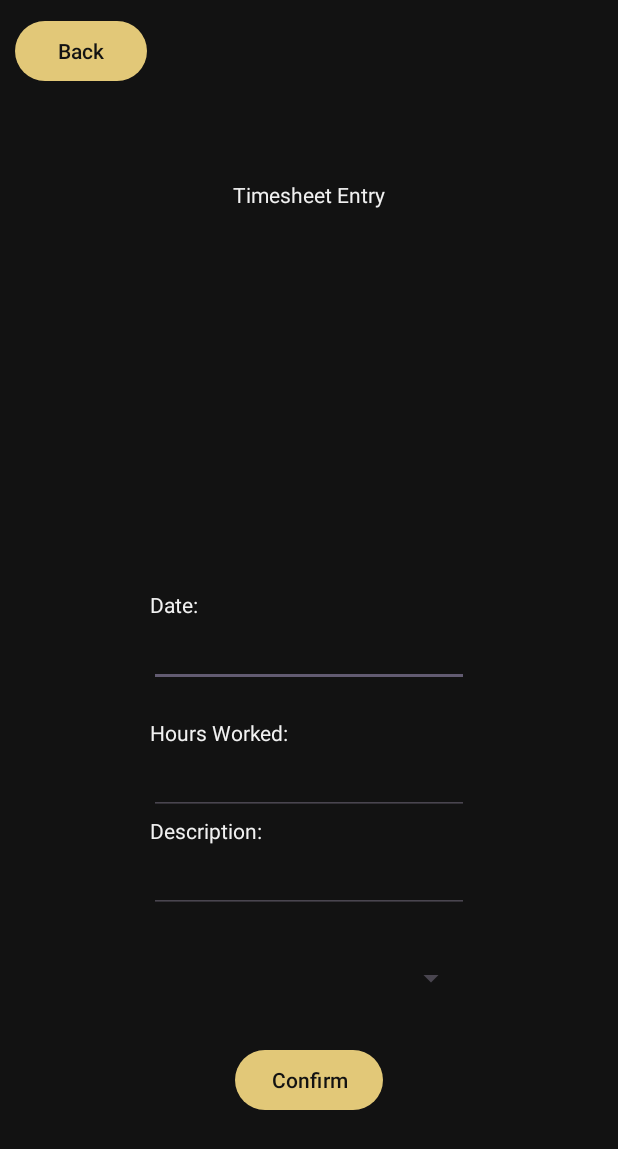
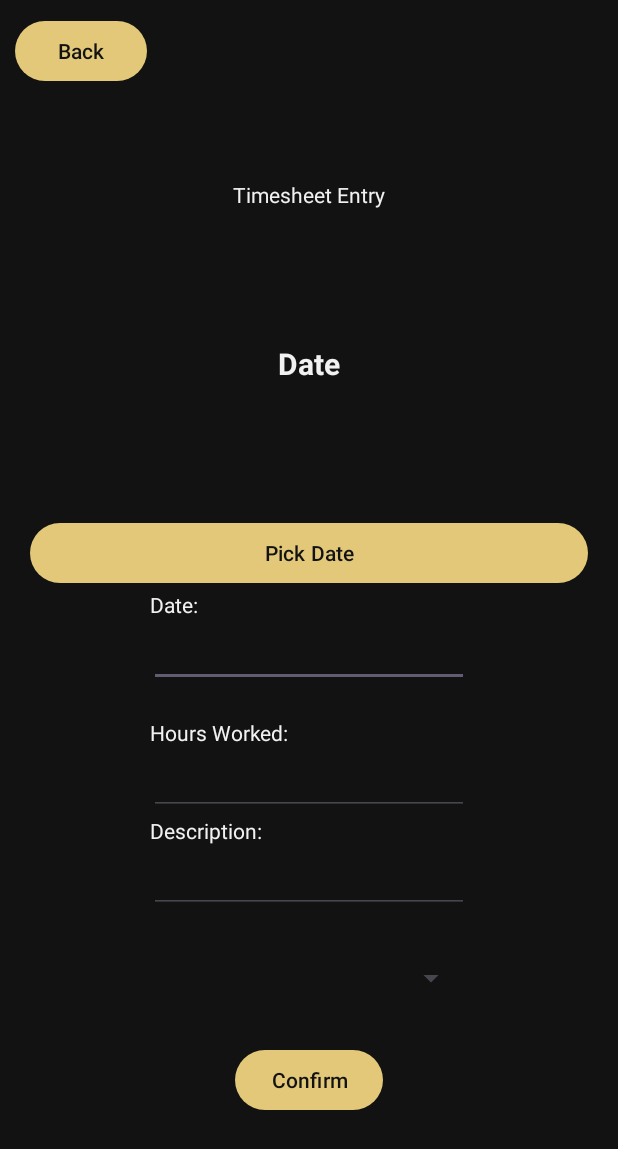
Before and after one commit to Thakshin4/Kronos, an Android app: the TimesheetActivity screen opened directly, with no data from a screen before it, on a phone screen of 412 x 824 dp. Shown: the top 1149 px of the screen. Run offline under Robolectric (Android 15) with nearby library versions, the phone set to English and light mode, and no system bars.

Commit message:
Added Datepicker For TimesheetActivity

```diff
--- a/app/src/main/java/com/st10083983/kronos/TimesheetActivity.kt
+++ b/app/src/main/java/com/st10083983/kronos/TimesheetActivity.kt
@@ -1,5 +1,6 @@
 package com.st10083983.kronos
 
+import android.app.DatePickerDialog
 import android.content.Intent
 import androidx.appcompat.app.AppCompatActivity
 import android.os.Bundle
@@ -7,17 +8,57 @@ import android.widget.ArrayAdapter
 import android.widget.Button
 import android.widget.EditText
 import android.widget.Spinner
+import android.widget.TextView
 import android.widget.Toast
 import java.util.Date
 import java.text.SimpleDateFormat
+import java.util.Calendar
 
 // ArrayList of KTimesheet Objects
 var arrEntries = arrayListOf<KTimesheet>()
 
 class TimesheetActivity : AppCompatActivity() {
+    lateinit var pickDateBtn: Button
+    lateinit var selectedDateTV: TextView
     override fun onCreate(savedInstanceState: Bundle?) {
         super.onCreate(savedInstanceState)
         setContentView(R.layout.activity_timesheet)
+        pickDateBtn = findViewById(R.id.idBtnPickDate)
+        selectedDateTV = findViewById(R.id.idTVSelectedDate)
+        // on below line we are adding
+        // click listener for our button
+        pickDateBtn.setOnClickListener {
+            // on below line we are getting
+            // the instance of our calendar.
+            val c = Calendar.getInstance()
+
+            // on below line we are getting
+            // our day, month and year.
+            val year = c.get(Calendar.YEAR)
+            val month = c.get(Calendar.MONTH)
+            val day = c.get(Calendar.DAY_OF_MONTH)
+
+            // on below line we are creating a
+            // variable for date picker dialog.
+            val datePickerDialog = DatePickerDialog(
+                // on below line we are passing context.
+                this,
+                { view, year, monthOfYear, dayOfMonth ->
+                    // on below line we are setting
+                    // date to our text view.
+                    selectedDateTV.text =
+                        (dayOfMonth.toString() + "-" + (monthOfYear + 1) + "-" + year)
+                },
+                // on below line we are passing year, month
+                // and day for the selected date in our date picker.
+                year,
+                month,
+                day
+            )
+            // at last we are calling show
+            // to display our date picker dialog.
+            datePickerDialog.show()
+        }
 
         // Spinner
         val arrCategoryNames = arrCategories.map { it.categoryName }
--- a/app/src/main/res/layout/activity_timesheet.xml
+++ b/app/src/main/res/layout/activity_timesheet.xml
@@ -97,6 +97,38 @@
         app:layout_constraintStart_toStartOf="parent"
         app:layout_constraintTop_toTopOf="parent" />
 
+    <TextView
+        android:id="@+id/idTVSelectedDate"
+        android:layout_width="match_parent"
+        android:layout_height="wrap_content"
+        android:layout_above="@id/idBtnPickDate"
+        android:layout_centerInParent="true"
+        android:layout_margin="20dp"
+        android:layout_marginTop="47dp"
+        android:gravity="center"
+        android:padding="10dp"
+        android:text="Date"
+        android:textAlignment="center"
+        android:textSize="20sp"
+        android:textStyle="bold"
+        app:layout_constraintBottom_toTopOf="@+id/idBtnPickDate"
+        app:layout_constraintEnd_toEndOf="parent"
+        app:layout_constraintStart_toStartOf="parent"
+        app:layout_constraintTop_toBottomOf="@+id/textView12" />
+
+    <Button
+        android:id="@+id/idBtnPickDate"
+        android:layout_width="match_parent"
+        android:layout_height="wrap_content"
+        android:layout_centerInParent="true"
+        android:layout_margin="20dp"
+        android:layout_marginBottom="50dp"
+        android:text="Pick Date"
+        android:textAllCaps="false"
+        app:layout_constraintBottom_toTopOf="@+id/entry_date_input"
+        app:layout_constraintEnd_toEndOf="parent"
+        app:layout_constraintStart_toStartOf="parent" />
+
     <Spinner
         android:id="@+id/entry_category_spinner"
         android:layout_width="210dp"
```
